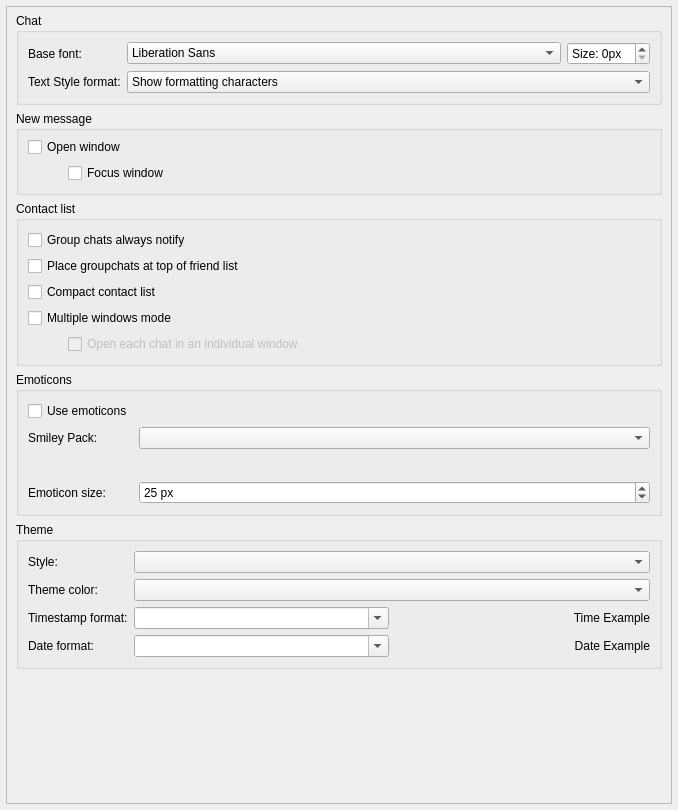
Qt form src/widget/form/settings/userinterfacesettings.ui (qTox/qTox) before a commit.
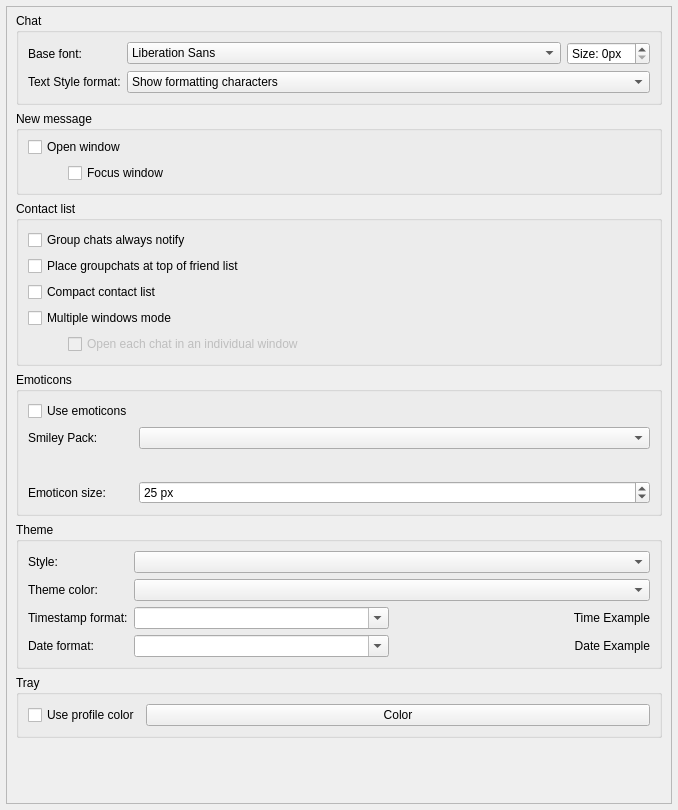
The same form after that commit. Custom widgets are drawn as their Qt base class.

Commit message:
feat(icon): Color-code icons based on the profile.
Allows user to specify the color for a profile,
so that it is easy to distinguish between instances.

Patch:
```diff
--- a/src/widget/form/settings/userinterfacesettings.ui
+++ b/src/widget/form/settings/userinterfacesettings.ui
@@ -43,7 +43,7 @@
         <height>796</height>
        </rect>
       </property>
-      <layout class="QVBoxLayout" name="verticalLayout_4" stretch="0,0,0,0,0,0">
+      <layout class="QVBoxLayout" name="verticalLayout_4" stretch="0,0,0,0,0,0,0">
        <property name="spacing">
         <number>6</number>
        </property>
@@ -530,6 +530,50 @@
          </layout>
         </widget>
        </item>
+       <item>
+        <widget class="QGroupBox" name="trayGroupBox">
+         <property name="title">
+          <string>Tray</string>
+         </property>
+         <layout class="QFormLayout" name="formLayout">
+          <property name="fieldGrowthPolicy">
+           <enum>QFormLayout::AllNonFixedFieldsGrow</enum>
+          </property>
+          <property name="topMargin">
+           <number>9</number>
+          </property>
+          <property name="bottomMargin">
+           <number>9</number>
+          </property>
+          <item row="3" column="0">
+           <widget class="QCheckBox" name="useProfileColor">
+            <property name="sizePolicy">
+             <sizepolicy hsizetype="Preferred" vsizetype="Preferred">
+              <horstretch>0</horstretch>
+              <verstretch>0</verstretch>
+             </sizepolicy>
+            </property>
+            <property name="text">
+             <string>Use profile color</string>
+            </property>
+           </widget>
+          </item>
+          <item row="3" column="1">
+           <widget class="QPushButton" name="profileColor">
+            <property name="sizePolicy">
+             <sizepolicy hsizetype="Expanding" vsizetype="Fixed">
+              <horstretch>0</horstretch>
+              <verstretch>0</verstretch>
+             </sizepolicy>
+            </property>
+            <property name="text">
+             <string>Color</string>
+            </property>
+           </widget>
+          </item>
+         </layout>
+        </widget>
+       </item>
        <item>
         <spacer name="verticalSpacer">
          <property name="orientation">
```
The commit also changes 12 other files.
